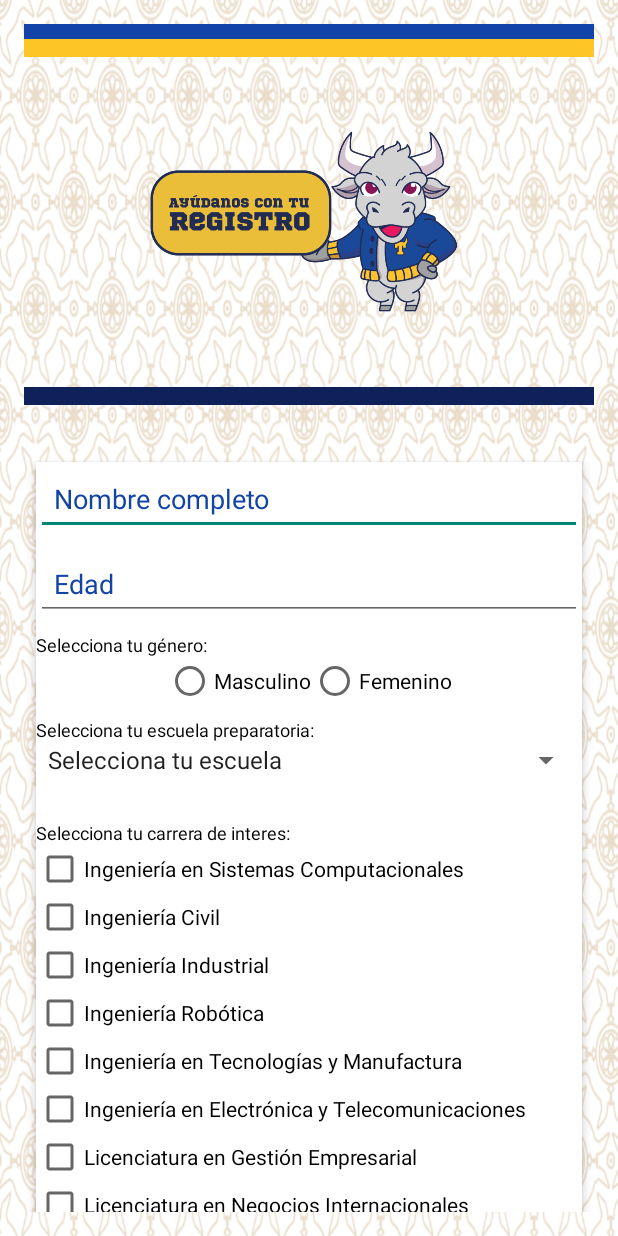
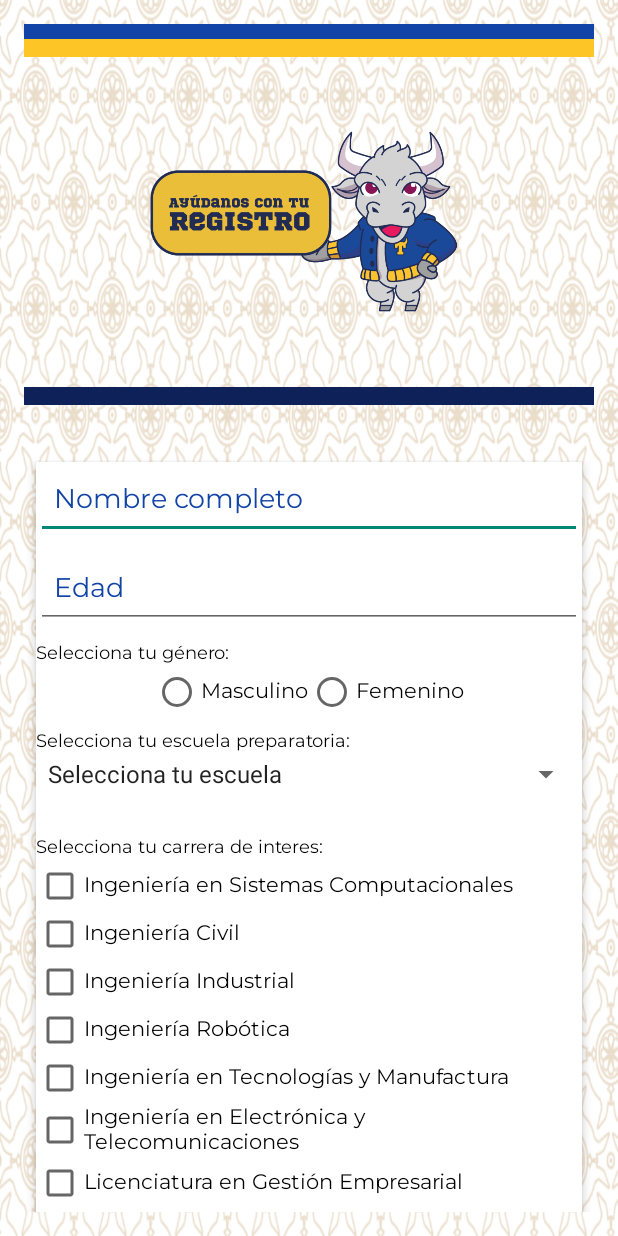
Before and after one commit to CarlosFrando/AppGame, an Android app: the screen it shows after launch (MainActivity), on a phone screen of 412 x 824 dp. Run offline under Robolectric (Android 15) with nearby library versions, the phone set to English and light mode, and no system bars.

Commit message:
Cambio de tipografia y dejar que el dispocitivo solo registre una vez

```diff
--- a/app/src/main/java/com/example/appgame/MainActivity.java
+++ b/app/src/main/java/com/example/appgame/MainActivity.java
@@ -1,6 +1,7 @@
 package com.example.appgame;
 
 import android.content.Intent;
+import android.content.SharedPreferences;
 import android.os.Bundle;
 import android.os.StrictMode;
 import android.view.View;
@@ -23,9 +24,24 @@ public class MainActivity extends AppCompatActivity {
             checkTecnologias, checkElectronica, checkGestionEm, checkNegocios, checkFinanciera;
     Button btnEnviar;
 
+    SharedPreferences preferences; // <<<<<< AGREGADO
+
     @Override
     protected void onCreate(Bundle savedInstanceState) {
         super.onCreate(savedInstanceState);
+
+        // Verificar si los datos ya están guardados
+        preferences = getSharedPreferences("prefs", MODE_PRIVATE);
+        String nombrecompleto = preferences.getString("nombre", null); // Si es null, es que no se ha registrado
+
+        // Si ya se ha registrado, redirigir al menú de juegos
+        if (nombrecompleto != null) {
+            Intent intent = new Intent(MainActivity.this, MainActivity2.class);
+            startActivity(intent);
+            finish();
+            return; // Salir de la actividad de registro
+        }
+
         setContentView(R.layout.activity_main);
 
         // Permitir red en hilo principal (solo para pruebas)
@@ -54,11 +70,14 @@ public class MainActivity extends AppCompatActivity {
 
         btnEnviar = findViewById(R.id.btnEnviar);
 
-        // Spinner de ejemplo
+        // Spinner
         ArrayAdapter<CharSequence> adapter = ArrayAdapter.createFromResource(this,
                 R.array.escuelas_array, android.R.layout.simple_spinner_item);
         adapter.setDropDownViewResource(android.R.layout.simple_spinner_dropdown_item);
         spinnerEscuela.setAdapter(adapter);
+
+        // Verificar SharedPreferences
+        preferences = getSharedPreferences("prefs", MODE_PRIVATE);
 
         btnEnviar.setOnClickListener(view -> {
             try {
@@ -108,6 +127,18 @@ public class MainActivity extends AppCompatActivity {
                     return;
                 }
 
+                // Guardar datos en SharedPreferences
+                SharedPreferences.Editor editor = preferences.edit();
+                editor.putString("nombre", nombre);
+                editor.putString("edad", edad);
+                editor.putString("correo", correo);
+                editor.putString("telefono", telefono);
+                editor.putString("genero", genero);
+                editor.putString("escuela", escuela);
+                editor.putString("carreras", android.text.TextUtils.join(",", carreras));
+                editor.apply();
+
+
                 // Envío de datos
                 String carrerasString = android.text.TextUtils.join(",", carreras);
 
@@ -132,6 +163,8 @@ public class MainActivity extends AppCompatActivity {
                 int responseCode = conn.getResponseCode();
                 if (responseCode == HttpURLConnection.HTTP_OK) {
                     Toast.makeText(MainActivity.this, "Datos enviados", Toast.LENGTH_SHORT).show();
+
+                    // Enviar a la pantalla de juegos
                     Intent intent = new Intent(MainActivity.this, MainActivity2.class);
                     startActivity(intent);
                     finish();
--- a/app/src/main/res/layout/activity_main.xml
+++ b/app/src/main/res/layout/activity_main.xml
@@ -3,6 +3,7 @@
     android:layout_height="match_parent"
     android:background="@drawable/fondoregistro"
     android:padding="16dp">
+
     <ScrollView
         android:layout_width="match_parent"
         android:layout_height="wrap_content">
@@ -35,7 +36,6 @@
                 android:background="#0E2159"
                 android:layout_marginBottom="30dp" />
 
-
             <LinearLayout
                 android:layout_width="match_parent"
                 android:layout_height="wrap_content"
@@ -53,7 +53,8 @@
                     android:textColorHint="@color/rosaupt"
                     android:padding="12dp"
                     android:layout_marginBottom="8dp"
-                    android:textColor="@color/black"/>
+                    android:textColor="@color/black"
+                    android:fontFamily="@font/montserrat_regular" />
 
                 <EditText
                     android:id="@+id/etEdad"
@@ -64,14 +65,16 @@
                     android:padding="12dp"
                     android:inputType="number"
                     android:layout_marginBottom="8dp"
-                    android:textColor="@color/black"/>
+                    android:textColor="@color/black"
+                    android:fontFamily="@font/montserrat_regular" />
 
                 <TextView
                     android:layout_width="wrap_content"
                     android:layout_height="wrap_content"
                     android:text="Selecciona tu género:"
                     android:textColor="@color/black"
-                    android:textSize="12sp"/>
+                    android:textSize="12sp"
+                    android:fontFamily="@font/montserrat_regular" />
 
                 <RadioGroup
                     android:id="@+id/radioGroupGenero"
@@ -85,14 +88,16 @@
                         android:layout_width="wrap_content"
                         android:layout_height="wrap_content"
                         android:textColor="@color/black"
-                        android:text="Masculino" />
+                        android:text="Masculino"
+                        android:fontFamily="@font/montserrat_regular" />
 
                     <RadioButton
                         android:id="@+id/radio_femenino"
                         android:layout_width="wrap_content"
                         android:layout_height="wrap_content"
                         android:textColor="@color/black"
-                        android:text="Femenino" />
+                        android:text="Femenino"
+                        android:fontFamily="@font/montserrat_regular" />
                 </RadioGroup>
 
                 <TextView
@@ -101,7 +106,8 @@
                     android:text="Selecciona tu escuela preparatoria:"
                     android:textSize="12sp"
                     android:textColor="@color/black"
-                    android:layout_marginTop="8dp"/>
+                    android:layout_marginTop="8dp"
+                    android:fontFamily="@font/montserrat_regular" />
 
                 <Spinner
                     android:id="@+id/spinnerEscuela"
@@ -116,7 +122,8 @@
                     android:text="Selecciona tu carrera de interes:"
                     android:textColor="@color/black"
                     android:textSize="12sp"
-                    android:layout_marginTop="8dp"/>
+                    android:layout_marginTop="8dp"
+                    android:fontFamily="@font/montserrat_regular" />
 
                 <LinearLayout
                     android:layout_width="wrap_content"
@@ -129,76 +136,87 @@
                         android:layout_width="wrap_content"
                         android:layout_height="wrap_content"
                         android:textColor="@color/black"
-                        android:text="Ingeniería en Sistemas Computacionales" />
+                        android:text="Ingeniería en Sistemas Computacionales"
+                        android:fontFamily="@font/montserrat_regular" />
 
                     <CheckBox
                         android:id="@+id/check_civil"
                         android:layout_width="wrap_content"
                         android:layout_height="wrap_content"
                         android:textColor="@color/black"
-                        android:text="Ingeniería Civil" />
+                        android:text="Ingeniería Civil"
+                        android:fontFamily="@font/montserrat_regular" />
 
                     <CheckBox
                         android:id="@+id/check_industrial"
                         android:layout_width="wrap_content"
                         android:layout_height="wrap_content"
                         android:textColor="@color/black"
-                        android:text="Ingeniería Industrial" />
+                        android:text="Ingeniería Industrial"
+                        android:fontFamily="@font/montserrat_regular" />
 
                     <CheckBox
                         android:id="@+id/check_robotica"
                         android:layout_width="wrap_content"
                         android:layout_height="wrap_content"
                         android:textColor="@color/black"
-                        android:text="Ingeniería Robótica" />
+                        android:text="Ingeniería Robótica"
+                        android:fontFamily="@font/montserrat_regular" />
 
                     <CheckBox
                         android:id="@+id/check_tecnologias"
                         android:layout_width="wrap_content"
                         android:layout_height="wrap_content"
                         android:textColor="@color/black"
-                        android:text="Ingeniería en Tecnologías y Manufactura" />
+                        android:text="Ingeniería en Tecnologías y Manufactura"
+                        android:fontFamily="@font/montserrat_regular" />
 
                     <CheckBox
                         android:id="@+id/check_electronica"
                         android:layout_width="wrap_content"
                         android:layout_height="wrap_content"
                         android:textColor="@color/black"
-                        android:text="Ingeniería en Electrónica y Telecomunicaciones" />
+                        android:text="Ingeniería en Electrónica y Telecomunicaciones"
+                        android:fontFamily="@font/montserrat_regular" />
 
                     <CheckBox
                         android:id="@+id/check_gestionEm"
                         android:layout_width="wrap_content"
                         android:layout_height="wrap_content"
                         android:textColor="@color/black"
-                        android:text="Licenciatura en Gestión Empresarial" />
+                        android:text="Licenciatura en Gestión Empresarial"
+                        android:fontFamily="@font/montserrat_regular" />
 
                     <CheckBox
                         android:id="@+id/check_negocios"
                         android:layout_width="wrap_content"
                         android:layout_height="wrap_content"
                         android:textColor="@color/black"
-                        android:text="Licenciatura en Negocios Internacionales" />
+                        android:text="Licenciatura en Negocios Internacionales"
+                        android:fontFamily="@font/montserrat_regular" />
 
                     <CheckBox
                         android:id="@+id/check_financiera"
                         android:layout_width="wrap_content"
                         android:layout_height="wrap_content"
                         android:textColor="@color/black"
-                        android:text="Ingeniería Financiera" />
+                        android:text="Ingeniería Financiera"
+                        android:fontFamily="@font/montserrat_regular" />
 
                     <CheckBox
+                        android:id="@+id/check_psicologia"
                         android:layout_width="wrap_content"
                         android:layout_height="wrap_content"
-                        android:id="@+id/check_psicologia"
                         android:textColor="@color/black"
-                        android:text="Psicologia"/>
+                        android:text="Psicología"
+                        android:fontFamily="@font/montserrat_regular" />
 
                     <TextView
                         android:layout_width="wrap_content"
                         android:layout_height="wrap_content"
                         android:text="Selecciona otras opciones:"
-                        android:textSize="12sp" />
+                        android:textSize="12sp"
+                        android:fontFamily="@font/montserrat_regular" />
 
                     <EditText
                         android:id="@+id/etOtro"
@@ -208,7 +226,8 @@
                         android:textColorHint="@color/rosaupt"
                         android:padding="12dp"
                         android:layout_marginBottom="8dp"
-                        android:textColor="@color/black"/>
+                        android:textColor="@color/black"
+                        android:fontFamily="@font/montserrat_regular" />
                 </LinearLayout>
 
                 <EditText
@@ -220,7 +239,8 @@
                     android:inputType="textEmailAddress"
                     android:layout_marginBottom="16dp"
                     android:textColorHint="@color/rosaupt"
-                    android:textColor="@color/black"/>
+                    android:textColor="@color/black"
+                    android:fontFamily="@font/montserrat_regular" />
 
                 <EditText
                     android:id="@+id/etTelefono"
@@ -232,7 +252,8 @@
                     android:inputType="phone"
                     android:maxLength="10"
                     android:layout_marginBottom="16dp"
-                    android:textColor="@color/black"/>
+                    android:textColor="@color/black"
+                    android:fontFamily="@font/montserrat_regular" />
 
                 <Button
                     android:id="@+id/btnEnviar"
@@ -242,10 +263,10 @@
                     android:textSize="20dp"
                     android:textColor="#f2f2f2"
                     android:backgroundTint="@color/rosaupt"
-                    android:padding="12dp"/>
+                    android:padding="12dp"
+                    android:fontFamily="@font/montserrat_regular" />
 
             </LinearLayout>
-
 
             <View
                 android:layout_width="match_parent"
@@ -257,5 +278,7 @@
                 android:background="#1243A6" />
 
         </LinearLayout>
+
     </ScrollView>
+
 </RelativeLayout>
```
Lines whose indentation alone changed are shown as unchanged.
